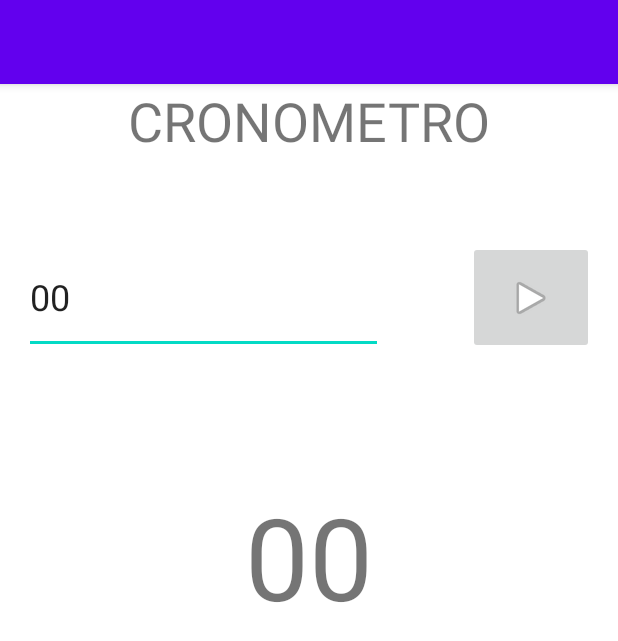
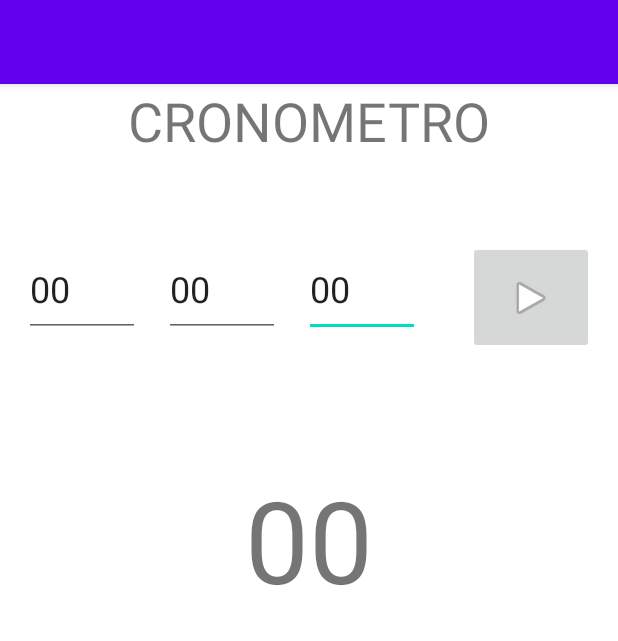
Before and after one commit to programadornovato/Mi-Primer-Proyecto-Android-Studio, an Android app: the screen it shows after launch (MainActivity), after a tap on an icon or button, on a phone screen of 412 x 824 dp. Shown: the top 641 px of the screen. Run offline under Robolectric (Android 15) with nearby library versions, the phone set to English and light mode, and no system bars.

Commit message:
Crear un cronometro de cuenta regresiva 2da parte en Android Studio [30]
Video:
https://youtu.be/qVeG7w9EILo

```diff
--- a/app/src/main/java/com/programadornovato/miprimerproyecto/MainActivity.kt
+++ b/app/src/main/java/com/programadornovato/miprimerproyecto/MainActivity.kt
@@ -1,33 +1,31 @@
 package com.programadornovato.miprimerproyecto
 
-import android.content.DialogInterface
-import android.content.Intent
-import android.graphics.Bitmap
 import android.media.RingtoneManager
 import androidx.appcompat.app.AppCompatActivity
 import android.os.Bundle
 import android.os.CountDownTimer
 import android.view.View
-import android.webkit.*
 import android.widget.*
-import androidx.appcompat.app.AlertDialog
-import java.math.BigDecimal
-import kotlin.math.PI
-import kotlin.math.round
 
 class MainActivity : AppCompatActivity() {
-    private var txtTiempo:EditText?=null
+    private var txtSegundos:EditText?=null
+    private var txtMinutos:EditText?=null
+    private var txtHoras:EditText?=null
     private var tvCuentaAtras:TextView?=null
     override fun onCreate(savedInstanceState: Bundle?) {
         super.onCreate(savedInstanceState)
         setContentView(R.layout.activity_main)
 
-        txtTiempo=findViewById(R.id.txtTiempo)
+        txtSegundos=findViewById(R.id.txtSegundos)
+        txtMinutos=findViewById(R.id.txtMinutos)
+        txtHoras=findViewById(R.id.txtHoras)
         tvCuentaAtras=findViewById(R.id.tvCuentaAtras)
     }
     fun play(view: View){
-        var tiempoSegundos=txtTiempo?.text.toString().toLong()
-        var tiempoMilisegundos=tiempoSegundos*1000
+        val seg=txtSegundos?.text.toString().toLong()*1000
+        val min=txtMinutos?.text.toString().toLong()*60*1000
+        val hor=txtHoras?.text.toString().toLong()*60*60*1000
+        var tiempoMilisegundos=seg+min+hor
         object : CountDownTimer(tiempoMilisegundos,1000){
             override fun onFinish() {
                 val notificacion=RingtoneManager.getDefaultUri(RingtoneManager.TYPE_RINGTONE)
@@ -37,8 +35,12 @@ class MainActivity : AppCompatActivity() {
             }
 
             override fun onTick(millisUntilFinished: Long) {
-                val tiempoSegundos=(millisUntilFinished/1000).toInt()+1
-                tvCuentaAtras?.text=tiempoSegundos.toString().padStart(2,'0')
+                var tiempoSegundos=(millisUntilFinished/1000).toInt()+1
+                val horas=tiempoSegundos/3600
+                tiempoSegundos=tiempoSegundos%3600
+                val min=tiempoSegundos/60
+                tiempoSegundos=tiempoSegundos%60
+                tvCuentaAtras?.text=horas.toString().padStart(2,'0')+":"+min.toString().padStart(2,'0')+":"+tiempoSegundos.toString().padStart(2,'0')
             }
         }.start()
     }
--- a/app/src/main/res/layout/activity_main.xml
+++ b/app/src/main/res/layout/activity_main.xml
@@ -17,9 +17,37 @@
         app:layout_constraintTop_toTopOf="parent" />
 
     <EditText
-        android:id="@+id/txtTiempo"
-        android:layout_width="239dp"
-        android:layout_height="75dp"
+        android:id="@+id/txtSegundos"
+        android:layout_width="77dp"
+        android:layout_height="64dp"
+        android:layout_marginStart="16dp"
+        android:layout_marginLeft="16dp"
+        android:layout_marginTop="56dp"
+        android:ems="10"
+        android:inputType="number"
+        android:text="00"
+        android:textSize="24sp"
+        app:layout_constraintStart_toEndOf="@+id/txtMinutos"
+        app:layout_constraintTop_toBottomOf="@+id/textView" />
+
+    <EditText
+        android:id="@+id/txtMinutos"
+        android:layout_width="77dp"
+        android:layout_height="64dp"
+        android:layout_marginStart="16dp"
+        android:layout_marginLeft="16dp"
+        android:layout_marginTop="56dp"
+        android:ems="10"
+        android:inputType="number"
+        android:text="00"
+        android:textSize="24sp"
+        app:layout_constraintStart_toEndOf="@+id/txtHoras"
+        app:layout_constraintTop_toBottomOf="@+id/textView" />
+
+    <EditText
+        android:id="@+id/txtHoras"
+        android:layout_width="77dp"
+        android:layout_height="64dp"
         android:layout_marginStart="16dp"
         android:layout_marginLeft="16dp"
         android:layout_marginTop="56dp"
@@ -51,5 +79,5 @@
         android:textSize="76sp"
         app:layout_constraintEnd_toEndOf="parent"
         app:layout_constraintStart_toStartOf="parent"
-        app:layout_constraintTop_toBottomOf="@+id/txtTiempo" />
+        app:layout_constraintTop_toBottomOf="@+id/txtSegundos" />
 </androidx.constraintlayout.widget.ConstraintLayout>
```
